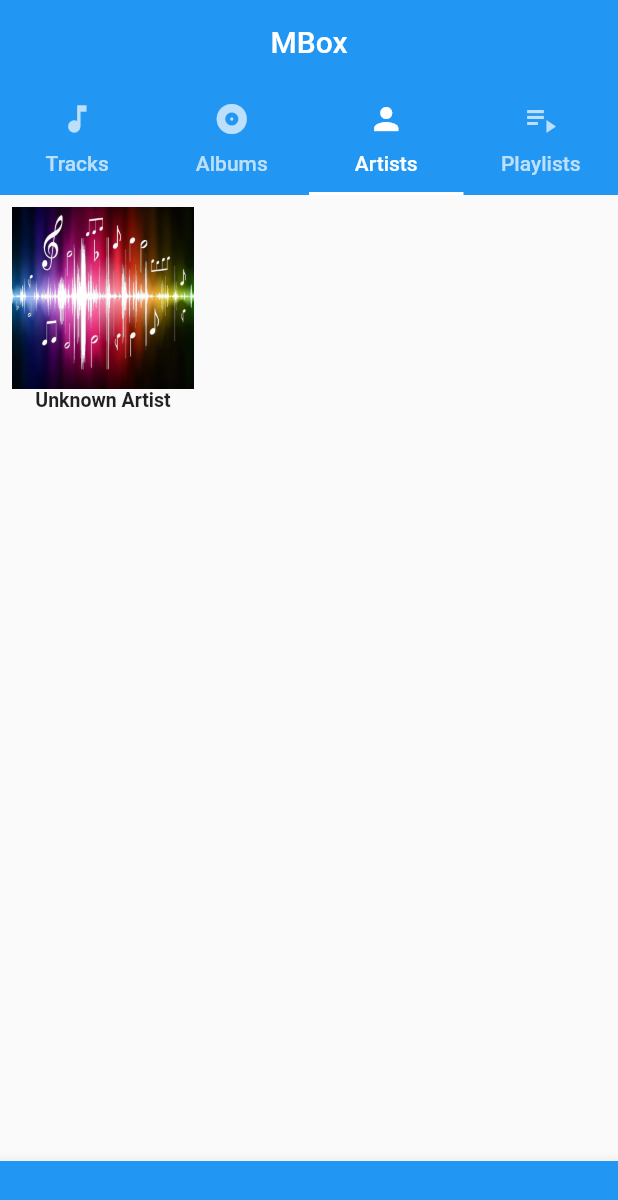
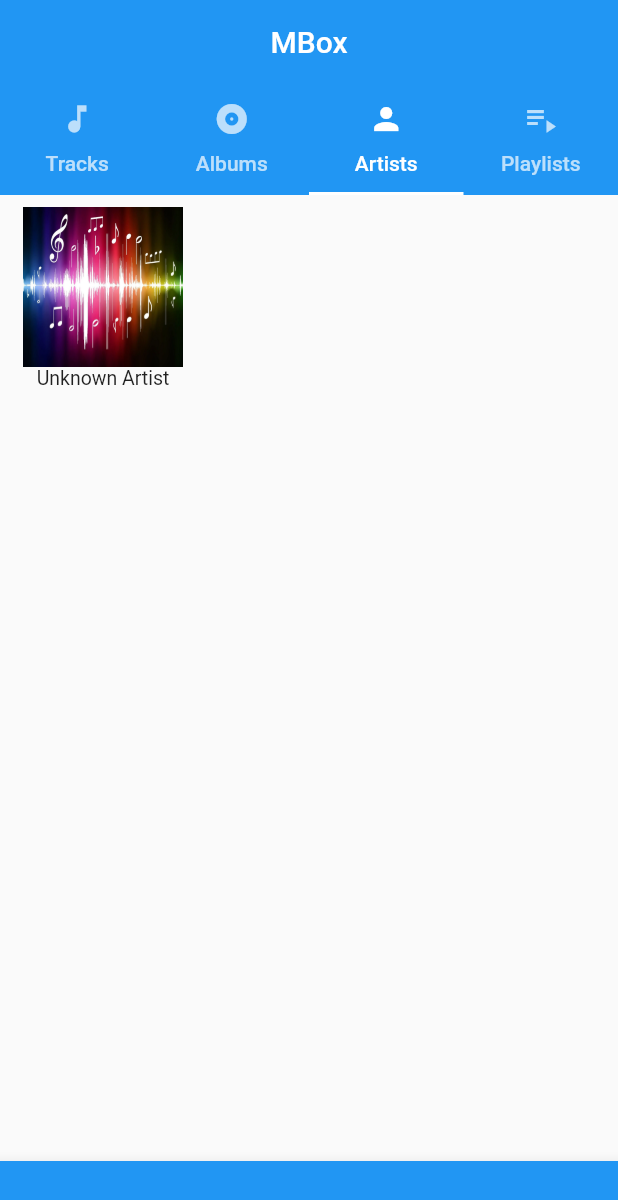
Before and after one commit to StefanoAzzone/mad, a Flutter app: the screen it shows after launch, tab 3 chosen, on a phone screen of 412 x 824 dp. Shown: the top 1200 px of the screen. Run offline on Flutter 3.47's test engine with Material 2 defaults, Android fonts, the phone set to English and light mode, and no system bars; our stand-ins replace audioplayers; missing offline and left inert: audiotagger, spotify; network calls fail.

Commit message:
added more things

```diff
--- a/lib/components/ArtistList.dart
+++ b/lib/components/ArtistList.dart
@@ -9,11 +9,13 @@ class ArtistList extends StatelessWidget {
 
   @override
   Widget build(BuildContext context) {
+    Size size = MediaQuery.of(context).size;
     return OrientationBuilder(builder: (context, orientation) {
+      int ncols = orientation == Orientation.portrait ? 3 : 5;
       return GridView.count(
-          childAspectRatio: 0.7,
+          childAspectRatio: 1,
           padding: EdgeInsets.only(top: 0.0),
-          crossAxisCount: orientation == Orientation.portrait ? 3 : 5,
+          crossAxisCount: ncols,
           children: List<IconButton>.generate(artists.length, (index) {
             return IconButton(
               onPressed: () {
@@ -26,13 +28,17 @@ class ArtistList extends StatelessWidget {
               },
               icon: Column(
                 children: [
-                  artists[index].image,
+                  SizedBox(
+                    child: artists[index].image,
+                    width: size.width/ncols - 31,
+                    height: size.width/ncols - 31,
+                  ),
                   Text(
                     artists[index].name,
                     overflow: TextOverflow.ellipsis,
                     style: const TextStyle(
                       fontSize: 13,
-                      fontWeight: FontWeight.bold,
+
                     ),
                   ),
                 ],
--- a/lib/data.dart
+++ b/lib/data.dart
@@ -104,7 +104,6 @@ class Album {
 
   Album(this.name, this.artist, this.cover) {
     id = hash(name + artist.name);
-    artist.addAlbum(this);
   }
 
   static Album fromJson(Map<String, dynamic> json) => Album(
@@ -282,14 +281,14 @@ class Database {
           Album album = albumName != ""
               ? Album(albumName, artist, defaultImage)
               : UnknownAlbum;
-          String lyrisc = tag?.lyrics ?? "";
+          String lyrics = tag?.lyrics ?? "";
           String trackNumber = tag?.trackNumber ?? "";
           insertTrack(Track(
               title != "" ? title : p.basename(files[i].path),
               files[i].path,
               artist,
               album,
-              lyrisc != "" ? lyrisc : "Unknown lyrics",
+              lyrics != "" ? lyrics : "Unknown lyrics",
               trackNumber != "" ? int.parse(trackNumber) : 0));
           print(title + " not found; generated using tags, if possible.");
         } else {
@@ -396,6 +395,7 @@ class Database {
       tmpAlbum = containsAlbum(album.id);
       if (tmpAlbum == null) {
         albums.add(album);
+        album.artist.addAlbum(album);
       } else {
         album = tmpAlbum;
       }
--- a/lib/screens/Home.dart
+++ b/lib/screens/Home.dart
@@ -38,8 +38,7 @@ class _MyHomePageState extends State<MyHomePage> {
               return <Widget>[
 
                 SliverAppBar(
-
-                  snap: true,
+                  snap: false,
                   title: Text('MBox'),
                   pinned: true,
                   floating: true,
```
Also changed, not shown: lib/components/AlbumList.dart (+9 -3 lines), lib/screens/ArtistAlbums.dart (+33 -0 lines), lib/screens/PlayingTrack.dart (+33 -4 lines).
